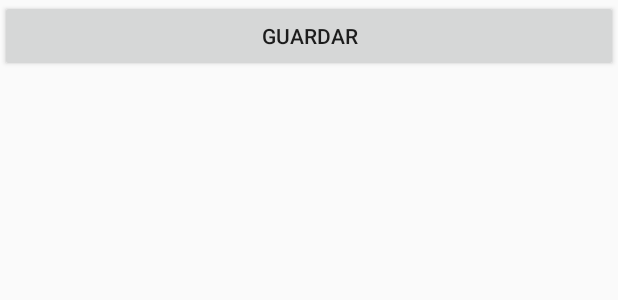
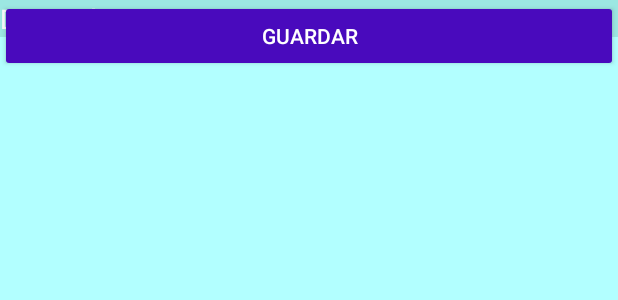
Before and after one commit to J0S3N/Proyecto1Moviles, an Android app: the layout cliente_ver_informacion_personal.xml on its own in the app's theme, with its tools: preview values and no code run, on a phone screen of 412 x 824 dp. Shown: the top 300 px of the screen. Run offline under Robolectric (Android 15) with nearby library versions, the phone set to English and light mode, and no system bars.

Commit message:
xml faltantes

```diff
--- a/app/src/main/res/layout/cliente_principal.xml
+++ b/app/src/main/res/layout/cliente_principal.xml
@@ -4,9 +4,12 @@
     xmlns:tools="http://schemas.android.com/tools"
     android:layout_width="match_parent"
     android:layout_height="match_parent"
+    android:background="@drawable/bg"
     tools:context=".cliente.Principal">
 
     <Button
+        android:textColor="#FFFFFF"
+        android:backgroundTint="@color/colorBotones"
         android:id="@+id/verPrestamosButton"
         android:layout_width="match_parent"
         android:layout_height="wrap_content"
@@ -19,6 +22,8 @@
         app:layout_constraintTop_toTopOf="parent" />
 
     <Button
+        android:textColor="#FFFFFF"
+        android:backgroundTint="@color/colorBotones"
         android:id="@+id/gestionarAhorrosButton"
         android:layout_width="match_parent"
         android:layout_height="wrap_content"
@@ -31,6 +36,8 @@
         app:layout_constraintTop_toTopOf="parent" />
 
     <Button
+        android:textColor="#FFFFFF"
+        android:backgroundTint="@color/colorBotones"
         android:id="@+id/calcularCuotaButton"
         android:layout_width="match_parent"
         android:layout_height="wrap_content"
@@ -43,6 +50,8 @@
         app:layout_constraintTop_toTopOf="parent" />
 
     <Button
+        android:textColor="#FFFFFF"
+        android:backgroundTint="@color/colorBotones"
         android:id="@+id/informacionPersonalButton"
         android:layout_width="match_parent"
         android:layout_height="wrap_content"
@@ -55,6 +64,8 @@
         app:layout_constraintTop_toTopOf="parent" />
 
     <Button
+        android:textColor="#FFFFFF"
+        android:backgroundTint="@color/colorBotones"
         android:id="@+id/cerrarSesionButton"
         android:layout_width="192dp"
         android:layout_height="43dp"
--- a/app/src/main/res/layout/cliente_ver_informacion_personal.xml
+++ b/app/src/main/res/layout/cliente_ver_informacion_personal.xml
@@ -5,43 +5,72 @@
     xmlns:tools="http://schemas.android.com/tools"
     android:layout_width="match_parent"
     android:layout_height="match_parent"
+    android:background="@drawable/bg"
     tools:context=".cliente.Ver_Informacion_Personal">
 
     <EditText
+        android:textColorHint="#FFFFFF"
+        android:textColor="#490ABD"
+        android:backgroundTint="#9CE7E2"
+        android:background="#9CE7E2"
         android:id="@+id/nameEditText"
         android:layout_width="match_parent"
         android:layout_height="wrap_content"
-        android:hint="Nombre" />
+        android:hint="Nombre"
+        tools:ignore="MissingConstraints" />
 
     <EditText
+        android:textColorHint="#FFFFFF"
+        android:textColor="#490ABD"
+        android:backgroundTint="#9CE7E2"
+        android:background="#9CE7E2"
         android:id="@+id/phoneEditText"
         android:layout_width="match_parent"
         android:layout_height="wrap_content"
         android:hint="Teléfono"
-        android:inputType="phone" />
+        android:inputType="phone"
+        tools:ignore="MissingConstraints" />
 
     <EditText
+        android:textColorHint="#FFFFFF"
+        android:textColor="#490ABD"
+        android:backgroundTint="#9CE7E2"
+        android:background="#9CE7E2"
         android:id="@+id/birthDateEditText"
         android:layout_width="match_parent"
         android:layout_height="wrap_content"
         android:hint="Fecha de Nacimiento"
-        android:inputType="date" />
+        android:inputType="date"
+        tools:ignore="MissingConstraints" />
 
     <Spinner
+        android:textColorHint="#FFFFFF"
+        android:textColor="#490ABD"
+        android:backgroundTint="#9CE7E2"
+        android:background="#9CE7E2"
         android:id="@+id/maritalStatusSpinner"
         android:layout_width="match_parent"
-        android:layout_height="wrap_content" />
+        android:layout_height="wrap_content"
+        tools:ignore="MissingConstraints" />
 
     <EditText
+        android:textColorHint="#FFFFFF"
+        android:textColor="#490ABD"
+        android:backgroundTint="#9CE7E2"
+        android:background="#9CE7E2"
         android:id="@+id/addressEditText"
         android:layout_width="match_parent"
         android:layout_height="wrap_content"
-        android:hint="Dirección" />
+        android:hint="Dirección"
+        tools:ignore="MissingConstraints" />
 
     <Button
+        android:textColor="#FFFFFF"
+        android:backgroundTint="@color/colorBotones"
         android:id="@+id/saveButton"
         android:layout_width="match_parent"
         android:layout_height="wrap_content"
-        android:text="Guardar" />
+        android:text="Guardar"
+        tools:ignore="MissingConstraints" />
 
 </androidx.constraintlayout.widget.ConstraintLayout>
```
